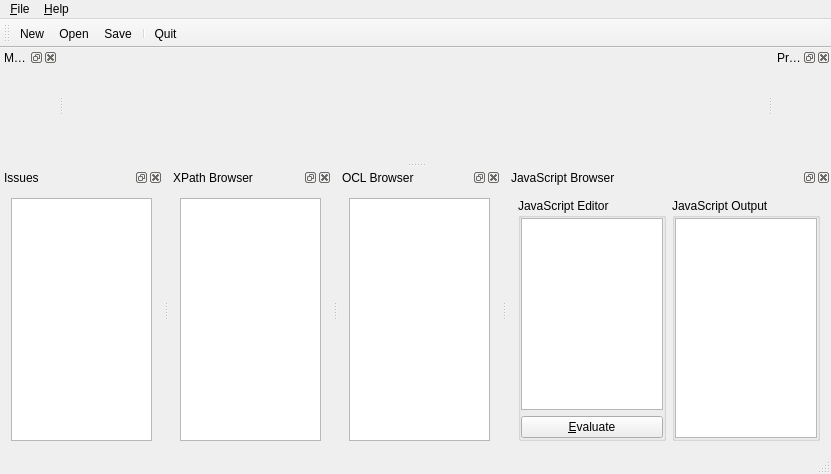
The window that examples/uml/duse-mt/mainwindow.ui (qt/qtmodeling) describes before a commit, drawn with Qt 5.
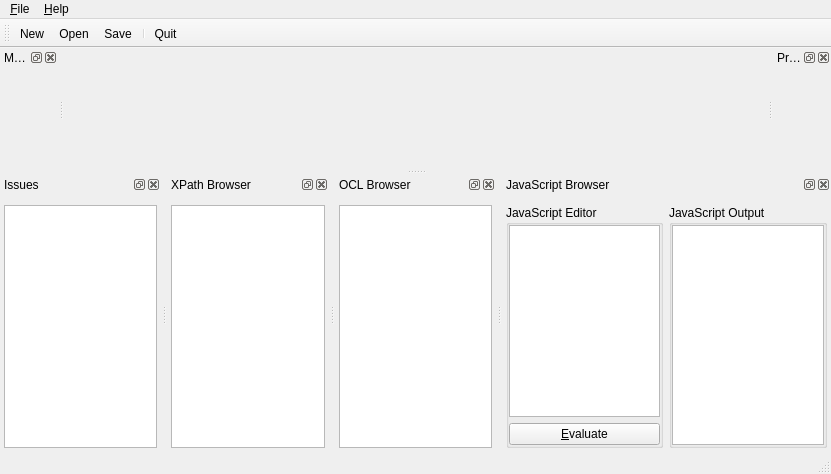
The same window after the commit. Icons and pictures are not drawn. Custom widgets are drawn as their Qt base class.

What changed in the file:
```diff
--- a/examples/uml/duse-mt/mainwindow.ui
+++ b/examples/uml/duse-mt/mainwindow.ui
@@ -69,6 +69,15 @@
    </attribute>
    <widget class="QWidget" name="dckInspectorLayout">
     <layout class="QGridLayout" name="gridLayout">
+     <property name="leftMargin">
+      <number>4</number>
+     </property>
+     <property name="rightMargin">
+      <number>0</number>
+     </property>
+     <property name="bottomMargin">
+      <number>0</number>
+     </property>
      <item row="0" column="0">
       <widget class="QWrappedObjectView" name="wrappedObjectView" native="true"/>
      </item>
@@ -84,6 +93,15 @@
    </attribute>
    <widget class="QWidget" name="dckPropertyEditorLayout">
     <layout class="QGridLayout" name="gridLayout_2">
+     <property name="leftMargin">
+      <number>0</number>
+     </property>
+     <property name="rightMargin">
+      <number>4</number>
+     </property>
+     <property name="bottomMargin">
+      <number>0</number>
+     </property>
      <item row="0" column="0">
       <widget class="QWrappedObjectPropertyEditor" name="propertyEditor" native="true"/>
      </item>
@@ -99,20 +117,17 @@
    </attribute>
    <widget class="QWidget" name="dockWidgetContents">
     <layout class="QGridLayout" name="gridLayout_4">
+     <property name="leftMargin">
+      <number>4</number>
+     </property>
+     <property name="rightMargin">
+      <number>4</number>
+     </property>
+     <property name="bottomMargin">
+      <number>4</number>
+     </property>
      <item row="0" column="0">
       <widget class="QListView" name="txeIssues">
-       <property name="sizePolicy">
-        <sizepolicy hsizetype="Expanding" vsizetype="Ignored">
-         <horstretch>0</horstretch>
-         <verstretch>0</verstretch>
-        </sizepolicy>
-       </property>
-       <property name="minimumSize">
-        <size>
-         <width>0</width>
-         <height>100</height>
-        </size>
-       </property>
        <property name="alternatingRowColors">
         <bool>true</bool>
        </property>
@@ -130,21 +145,17 @@
    </attribute>
    <widget class="QWidget" name="dockWidgetContents_2">
     <layout class="QGridLayout" name="gridLayout_5">
+     <property name="leftMargin">
+      <number>4</number>
+     </property>
+     <property name="rightMargin">
+      <number>4</number>
+     </property>
+     <property name="bottomMargin">
+      <number>4</number>
+     </property>
      <item row="0" column="0">
-      <widget class="QTextEdit" name="txeXPath">
-       <property name="sizePolicy">
-        <sizepolicy hsizetype="Expanding" vsizetype="Ignored">
-         <horstretch>0</horstretch>
-         <verstretch>0</verstretch>
-        </sizepolicy>
-       </property>
-       <property name="minimumSize">
-        <size>
-         <width>0</width>
-         <height>100</height>
-        </size>
-       </property>
-      </widget>
+      <widget class="QTextEdit" name="txeXPath"/>
      </item>
     </layout>
    </widget>
@@ -158,21 +169,17 @@
    </attribute>
    <widget class="QWidget" name="dockWidgetContents_3">
     <layout class="QGridLayout" name="gridLayout_6">
+     <property name="leftMargin">
+      <number>4</number>
+     </property>
+     <property name="rightMargin">
+      <number>4</number>
+     </property>
+     <property name="bottomMargin">
+      <number>4</number>
+     </property>
      <item row="0" column="0">
-      <widget class="QTextEdit" name="txeOcl">
-       <property name="sizePolicy">
-        <sizepolicy hsizetype="Expanding" vsizetype="Ignored">
-         <horstretch>0</horstretch>
-         <verstretch>0</verstretch>
-        </sizepolicy>
-       </property>
-       <property name="minimumSize">
-        <size>
-         <width>0</width>
-         <height>100</height>
-        </size>
-       </property>
-      </widget>
+      <widget class="QTextEdit" name="txeOcl"/>
      </item>
     </layout>
    </widget>
@@ -186,6 +193,15 @@
    </attribute>
    <widget class="QWidget" name="dockWidgetContents_4">
     <layout class="QGridLayout" name="gridLayout_7">
+     <property name="leftMargin">
+      <number>4</number>
+     </property>
+     <property name="rightMargin">
+      <number>4</number>
+     </property>
+     <property name="bottomMargin">
+      <number>4</number>
+     </property>
      <item row="0" column="0">
       <layout class="QHBoxLayout" name="horizontalLayout">
        <item>
```
